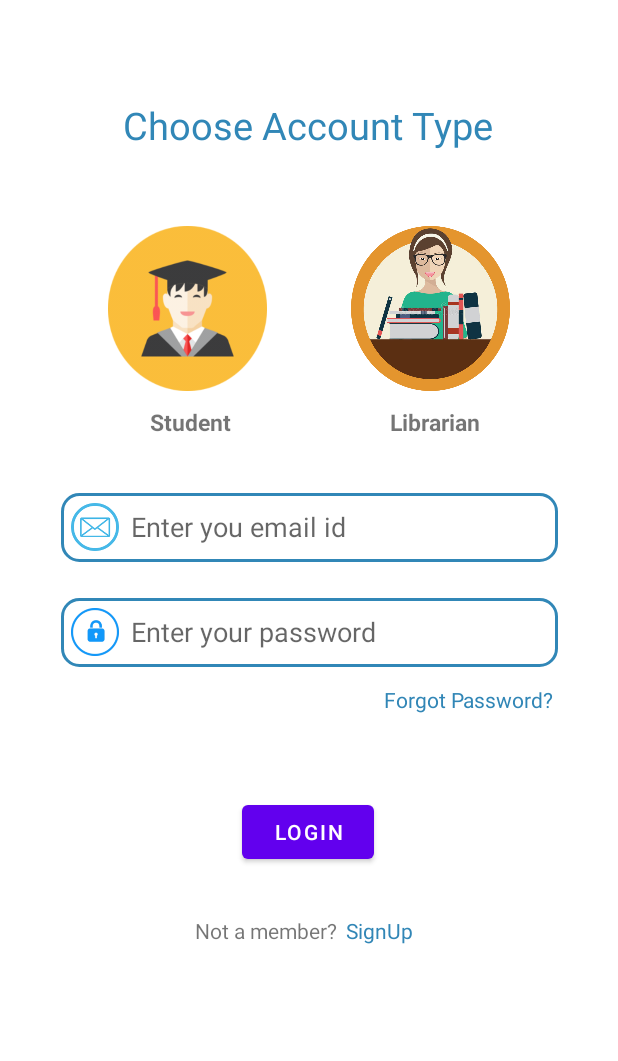
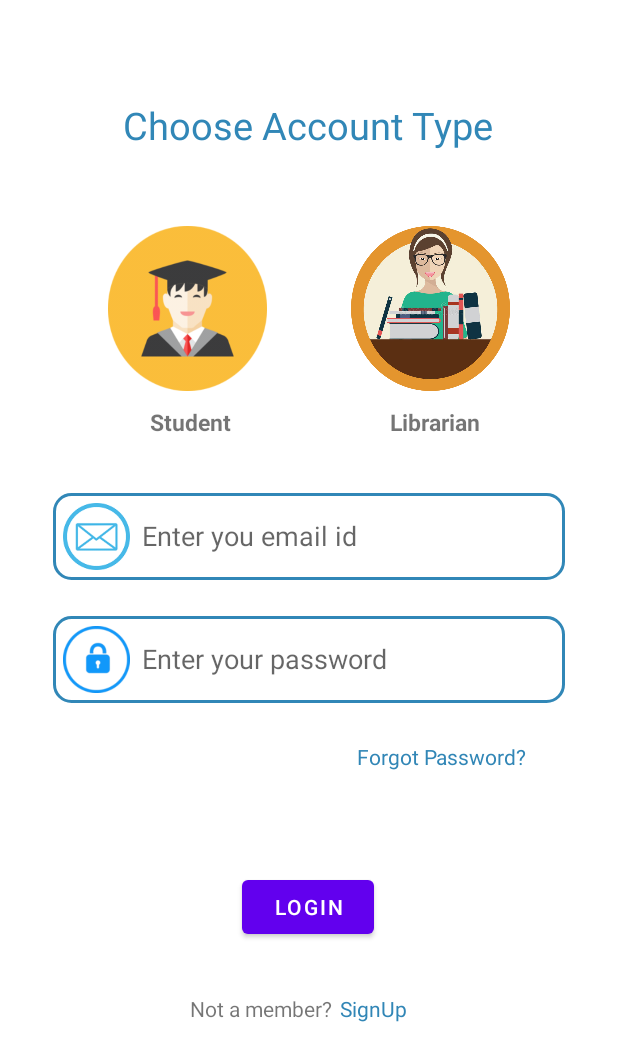
Before and after one commit to dhaheenrahman/autoLib, an Android app: the screen it shows after launch (MainActivity), on a phone screen of 412 x 824 dp. Shown: the top 1061 px of the screen. Run offline under Robolectric (Android 15) with nearby library versions, the phone set to English and light mode, and no system bars.

Commit message:
added_getStartedLayout

```diff
--- a/app/build.gradle
+++ b/app/build.gradle
@@ -8,7 +8,7 @@ android {
     compileSdk 33
 
     defaultConfig {
-        applicationId "com.example.myapplication"
+        applicationId "com.example.auto_lib"
         minSdk 24
         targetSdk 33
         versionCode 1
--- a/app/src/main/java/com/example/myapplication/MainActivity.kt
+++ b/app/src/main/java/com/example/myapplication/MainActivity.kt
@@ -6,6 +6,6 @@ import android.os.Bundle
 class MainActivity : AppCompatActivity() {
     override fun onCreate(savedInstanceState: Bundle?) {
         super.onCreate(savedInstanceState)
-        setContentView(R.layout.activity_main)
+        setContentView(R.layout.login)
     }
 }
--- /dev/null
+++ b/app/src/main/res/drawable/shape_cover.xml
@@ -0,0 +1,5 @@
+<shape xmlns:android="http://schemas.android.com/apk/res/android"
+    android:shape="rectangle">
+    <corners android:radius="25dp" />
+    <solid android:color="#FFFFFF"/>
+</shape>
--- a/app/src/main/res/layout/activity_main.xml
+++ b/app/src/main/res/layout/login.xml
@@ -5,14 +5,14 @@
     android:layout_width="match_parent"
     android:layout_height="match_parent"
     tools:context=".MainActivity"
-    tools:layout_editor_absoluteX="-8dp"
-    tools:layout_editor_absoluteY="8dp">
+    tools:layout_editor_absoluteX="-13dp"
+    tools:layout_editor_absoluteY="-6dp">
 
     <TextView
         android:id="@+id/textView"
         android:layout_width="wrap_content"
         android:layout_height="wrap_content"
-        android:text="Choose Account Type"
+        android:text="@string/choose_account_type"
         android:textColor="#3187b7"
         android:textSize="25sp"
         app:layout_constraintBottom_toBottomOf="parent"
@@ -27,7 +27,7 @@
         android:layout_width="wrap_content"
         android:layout_height="wrap_content"
         android:layout_marginStart="100dp"
-        android:text="Student"
+        android:text="@string/student"
         android:textSize="15sp"
         android:textStyle="bold"
         app:layout_constraintStart_toStartOf="parent"
@@ -38,7 +38,7 @@
         android:layout_width="wrap_content"
         android:layout_height="wrap_content"
         android:layout_marginEnd="92dp"
-        android:text="Librarian"
+        android:text="@string/librarian"
         android:textSize="15sp"
         android:textStyle="bold"
         app:layout_constraintEnd_toEndOf="parent"
@@ -51,6 +51,7 @@
         android:layout_marginStart="60dp"
         android:layout_marginTop="40dp"
         android:backgroundTint="#FFFFFF"
+        android:contentDescription="@string/student_login"
         android:scaleType="fitXY"
         app:layout_constraintStart_toStartOf="parent"
         app:layout_constraintTop_toBottomOf="@+id/textView"
@@ -63,6 +64,7 @@
         android:layout_marginTop="40dp"
         android:layout_marginEnd="60dp"
         android:backgroundTint="#FFFFFF"
+        android:contentDescription="@string/librarian_login"
         android:scaleType="fitXY"
         app:layout_constraintEnd_toEndOf="parent"
         app:layout_constraintTop_toBottomOf="@+id/textView"
@@ -70,8 +72,8 @@
 
     <LinearLayout
         android:id="@+id/linearLayout"
-        android:layout_width="331dp"
-        android:layout_height="46dp"
+        android:layout_width="341dp"
+        android:layout_height="58dp"
         android:layout_marginTop="228dp"
         android:background="@drawable/shape"
         android:orientation="horizontal"
@@ -80,31 +82,31 @@
         app:layout_constraintTop_toBottomOf="@+id/textView">
 
         <ImageView
-            android:id="@+id/imageView"
+            android:id="@+id/mailIcon"
             android:layout_width="wrap_content"
-            android:layout_height="32dp"
+            android:layout_height="wrap_content"
             android:layout_margin="2dp"
             android:adjustViewBounds="true"
-            android:maxWidth="42dp"
-            android:maxHeight="42dp"
+            android:maxWidth="48dp"
+            android:maxHeight="48dp"
             android:scaleType="fitCenter"
             app:srcCompat="@drawable/mail" />
 
         <EditText
-            android:id="@+id/editTextTextPersonName"
-            android:layout_width="278dp"
-            android:layout_height="36dp"
+            android:id="@+id/mailId"
+            android:layout_width="281dp"
+            android:layout_height="48dp"
             android:layout_marginLeft="6dp"
             android:background="@null"
             android:ems="10"
-            android:hint="Enter you email id"
+            android:hint="@string/enter_you_email_id"
             android:inputType="textPersonName" />
     </LinearLayout>
 
     <LinearLayout
         android:id="@+id/linearLayout2"
-        android:layout_width="331dp"
-        android:layout_height="46dp"
+        android:layout_width="341dp"
+        android:layout_height="58dp"
         android:layout_marginTop="24dp"
         android:background="@drawable/shape"
         android:orientation="horizontal"
@@ -113,27 +115,27 @@
         app:layout_constraintTop_toBottomOf="@+id/linearLayout">
 
         <ImageView
-            android:id="@+id/imageView"
+            android:id="@+id/lockIcon"
             android:layout_width="wrap_content"
-            android:layout_height="32dp"
+            android:layout_height="wrap_content"
             android:layout_margin="2dp"
             android:adjustViewBounds="true"
-            android:maxWidth="42dp"
-            android:maxHeight="42dp"
+            android:maxWidth="48dp"
+            android:maxHeight="48dp"
             android:scaleType="fitCenter"
             app:srcCompat="@drawable/lock"
             tools:layout_editor_absoluteX="47dp"
             tools:layout_editor_absoluteY="402dp" />
 
         <EditText
-            android:id="@+id/editTextTextPersonName"
-            android:layout_width="278dp"
-            android:layout_height="36dp"
+            android:id="@+id/password"
+            android:layout_width="281dp"
+            android:layout_height="48dp"
             android:layout_marginLeft="6dp"
 
             android:background="@null"
             android:ems="10"
-            android:hint="Enter your password"
+            android:hint="@string/enter_your_password"
             android:inputType="textPassword" />
 
 
@@ -141,12 +143,12 @@
 
     <TextView
         android:id="@+id/textView4"
-        android:layout_width="120dp"
-        android:layout_height="22dp"
+        android:layout_width="167dp"
+        android:layout_height="48dp"
         android:layout_marginTop="12dp"
         android:clickable="true"
-        android:text="Forgot Password?"
-        android:textAlignment="center"
+        android:gravity="center"
+        android:text="@string/forgot_password"
         android:textColor="#3186B6"
         app:layout_constraintEnd_toEndOf="parent"
         app:layout_constraintHorizontal_bias="0.862"
@@ -158,7 +160,7 @@
         android:layout_width="wrap_content"
         android:layout_height="wrap_content"
         android:layout_marginTop="52dp"
-        android:text="Login"
+        android:text="@string/login"
         app:layout_constraintEnd_toEndOf="parent"
         app:layout_constraintHorizontal_bias="0.498"
         app:layout_constraintStart_toStartOf="parent"
@@ -166,12 +168,13 @@
 
     <TextView
         android:id="@+id/textView5"
-        android:layout_width="wrap_content"
-        android:layout_height="wrap_content"
-        android:layout_marginTop="32dp"
-        android:text="Not a member?"
+        android:layout_width="97dp"
+        android:layout_height="48dp"
+        android:layout_marginTop="20dp"
+        android:gravity="center"
+        android:text="@string/not_a_member"
         app:layout_constraintEnd_toEndOf="parent"
-        app:layout_constraintHorizontal_bias="0.409"
+        app:layout_constraintHorizontal_bias="0.398"
         app:layout_constraintStart_toStartOf="parent"
         app:layout_constraintTop_toBottomOf="@+id/button2" />
 
@@ -180,12 +183,15 @@
         android:layout_width="wrap_content"
         android:layout_height="wrap_content"
         android:layout_marginLeft="2dp"
-        android:layout_marginTop="32dp"
+        android:layout_marginTop="20dp"
         android:clickable="true"
-        android:text="SignUp"
+        android:gravity="center"
+        android:minWidth="48dp"
+        android:minHeight="48dp"
+        android:text="@string/signup"
         android:textColor="#3186B6"
         app:layout_constraintEnd_toEndOf="parent"
-        app:layout_constraintHorizontal_bias="0.028"
+        app:layout_constraintHorizontal_bias="0.0"
         app:layout_constraintStart_toEndOf="@+id/textView5"
         app:layout_constraintTop_toBottomOf="@+id/button2" />
 
--- a/app/src/main/res/values/strings.xml
+++ b/app/src/main/res/values/strings.xml
@@ -1,3 +1,17 @@
 <resources>
-    <string name="app_name">My Application</string>
+    <string name="app_name">AUTOLIB</string>
+    <string name="get_started">Get Started</string>
+    <string name="autolib">AUTOLIB</string>
+    <string name="cover_image">cover_image</string>
+    <string name="student_login">student_login</string>
+    <string name="librarian_login">librarian_login</string>
+    <string name="choose_account_type">Choose Account Type</string>
+    <string name="student">Student</string>
+    <string name="librarian">Librarian</string>
+    <string name="enter_your_password">Enter your password</string>
+    <string name="forgot_password">Forgot Password?</string>
+    <string name="login">Login</string>
+    <string name="not_a_member">Not a member?</string>
+    <string name="signup">SignUp</string>
+    <string name="enter_you_email_id">Enter you email id</string>
 </resources>
--- a/settings.gradle
+++ b/settings.gradle
@@ -12,5 +12,5 @@ dependencyResolutionManagement {
         mavenCentral()
     }
 }
-rootProject.name = "My Application"
+rootProject.name = "auto_lib"
 include ':app'
```
Also changed, not shown: app/src/main/res/layout/get_started.xml (added, +56 -0 lines).
